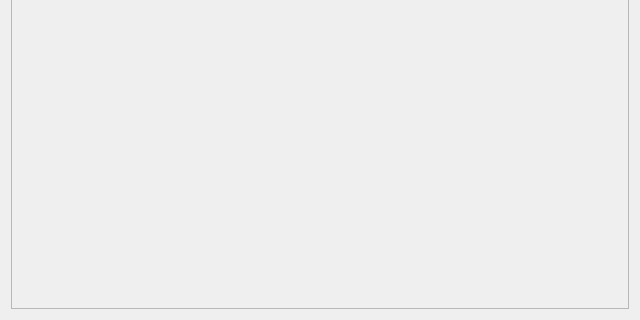
Qt form src/XLSXEditor.ui (neoluxis/integreted_xlsxeditor_cpp) before a commit; both pictures show x 0 to 640 and y 160 to 480 of the 640 by 480 pixel window.
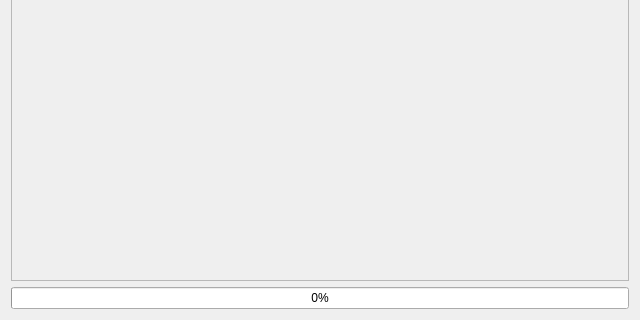
The same form after that commit.

What changed in the file:
```diff
--- a/src/XLSXEditor.ui
+++ b/src/XLSXEditor.ui
@@ -13,7 +13,7 @@
   <property name="windowTitle">
    <string>XLSXEditor</string>
   </property>
-  <layout class="QGridLayout" name="gridLayout_2" rowstretch="0,0,1">
+    <layout class="QGridLayout" name="gridLayout_2" rowstretch="0,0,1,0">
    <item row="1" column="0">
     <layout class="QHBoxLayout" name="hbButtons">
      <item>
@@ -50,6 +50,16 @@
      </widget>
     </widget>
    </item>
+    <item row="3" column="0">
+     <widget class="QProgressBar" name="progressBar">
+      <property name="value">
+        <number>0</number>
+      </property>
+      <property name="textVisible">
+        <bool>true</bool>
+      </property>
+     </widget>
+    </item>
   </layout>
  </widget>
  <resources/>
```
